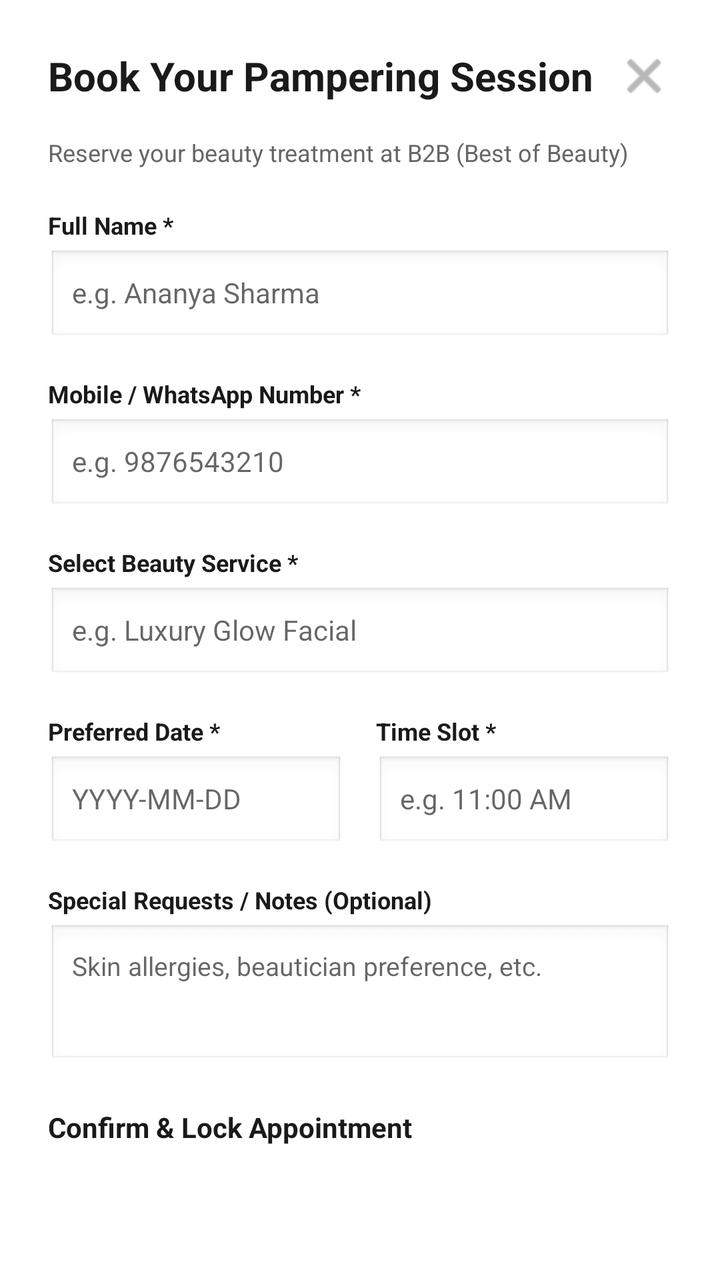
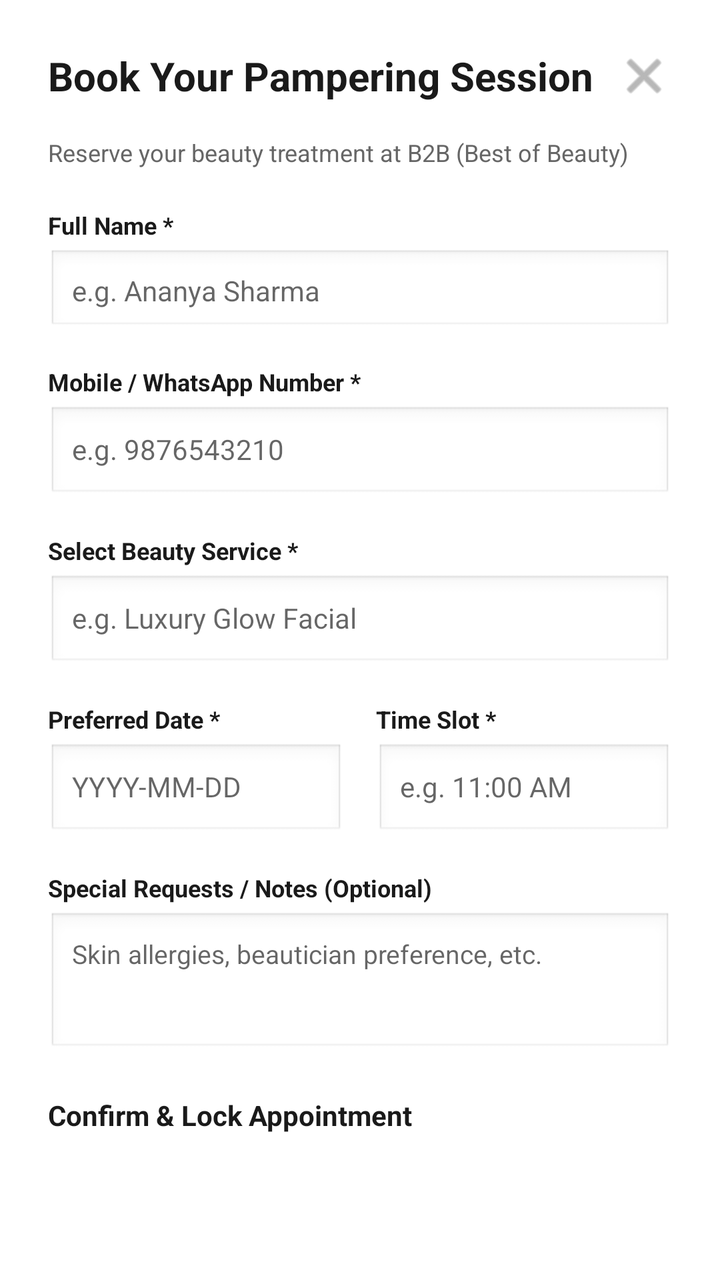

Screens rendered from an Android XML layout before and after an edit, with the pre-edit source and the edit as a unified diff.
<!-- AndroidManifest.xml: application theme Theme.MyApplication -->
<!-- res/layout/dialog_book_appointment.xml -->
<?xml version="1.0" encoding="utf-8"?>
<ScrollView xmlns:android="http://schemas.android.com/apk/res/android"
    xmlns:app="http://schemas.android.com/apk/res-auto"
    android:layout_width="match_parent"
    android:layout_height="wrap_content"
    android:fillViewport="true"
    android:background="#FFFFFF">

    <LinearLayout
        android:layout_width="match_parent"
        android:layout_height="wrap_content"
        android:orientation="vertical"
        android:padding="24dp"
        android:background="#FFFFFF">

        
        <RelativeLayout
            android:layout_width="match_parent"
            android:layout_height="wrap_content"
            android:layout_marginBottom="16dp">

            <TextView
                android:id="@+id/tvDialogTitle"
                android:layout_width="wrap_content"
                android:layout_height="wrap_content"
                android:layout_alignParentStart="true"
                android:layout_centerVertical="true"
                android:text="Book Your Pampering Session"
                android:textColor="#1A1A1A"
                android:textSize="20sp"
                android:textStyle="bold" />

            <ImageView
                android:id="@+id/btnCloseDialog"
                android:layout_width="28dp"
                android:layout_height="28dp"
                android:layout_alignParentEnd="true"
                android:layout_centerVertical="true"
                android:background="?android:attr/selectableItemBackgroundBorderless"
                android:contentDescription="Close"
                android:src="@android:drawable/ic_menu_close_clear_cancel"
                app:tint="#888888" />
        </RelativeLayout>

        
        <TextView
            android:layout_width="match_parent"
            android:layout_height="wrap_content"
            android:layout_marginBottom="20dp"
            android:text="Reserve your beauty treatment at B2B (Best of Beauty)"
            android:textColor="#666666"
            android:textSize="12sp" />

        
        <TextView
            android:layout_width="match_parent"
            android:layout_height="wrap_content"
            android:text="Full Name *"
            android:textColor="#1A1A1A"
            android:textSize="12sp"
            android:textStyle="bold" />

        <EditText
            android:id="@+id/etCustomerName"
            android:layout_width="match_parent"
            android:layout_height="48dp"
            android:layout_marginTop="4dp"
            android:layout_marginBottom="16dp"
            android:background="@android:drawable/edit_text"
            android:hint="e.g. Ananya Sharma"
            android:inputType="textPersonName"
            android:padding="12dp"
            android:textSize="14sp" />

        
        <TextView
            android:layout_width="match_parent"
            android:layout_height="wrap_content"
            android:text="Mobile / WhatsApp Number *"
            android:textColor="#1A1A1A"
            android:textSize="12sp"
            android:textStyle="bold" />

        <EditText
            android:id="@+id/etCustomerPhone"
            android:layout_width="match_parent"
            android:layout_height="48dp"
            android:layout_marginTop="4dp"
            android:layout_marginBottom="16dp"
            android:background="@android:drawable/edit_text"
            android:hint="e.g. 9876543210"
            android:inputType="phone"
            android:padding="12dp"
            android:textSize="14sp" />

        
        <TextView
            android:layout_width="match_parent"
            android:layout_height="wrap_content"
            android:text="Select Beauty Service *"
            android:textColor="#1A1A1A"
            android:textSize="12sp"
            android:textStyle="bold" />

        <EditText
            android:id="@+id/etServiceName"
            android:layout_width="match_parent"
            android:layout_height="48dp"
            android:layout_marginTop="4dp"
            android:layout_marginBottom="16dp"
            android:background="@android:drawable/edit_text"
            android:hint="e.g. Luxury Glow Facial"
            android:inputType="text"
            android:padding="12dp"
            android:textSize="14sp" />

        
        <LinearLayout
            android:layout_width="match_parent"
            android:layout_height="wrap_content"
            android:layout_marginBottom="16dp"
            android:orientation="horizontal"
            android:baselineAligned="false">

            
            <LinearLayout
                android:layout_width="0dp"
                android:layout_height="wrap_content"
                android:layout_weight="1"
                android:layout_marginEnd="8dp"
                android:orientation="vertical">

                <TextView
                    android:layout_width="match_parent"
                    android:layout_height="wrap_content"
                    android:text="Preferred Date *"
                    android:textColor="#1A1A1A"
                    android:textSize="12sp"
                    android:textStyle="bold" />

                <EditText
                    android:id="@+id/etBookingDate"
                    android:layout_width="match_parent"
                    android:layout_height="48dp"
                    android:layout_marginTop="4dp"
                    android:background="@android:drawable/edit_text"
                    android:focusable="false"
                    android:hint="YYYY-MM-DD"
                    android:inputType="date"
                    android:padding="12dp"
                    android:textSize="14sp" />
            </LinearLayout>

            
            <LinearLayout
                android:layout_width="0dp"
                android:layout_height="wrap_content"
                android:layout_weight="1"
                android:layout_marginStart="8dp"
                android:orientation="vertical">

                <TextView
                    android:layout_width="match_parent"
                    android:layout_height="wrap_content"
                    android:text="Time Slot *"
                    android:textColor="#1A1A1A"
                    android:textSize="12sp"
                    android:textStyle="bold" />

                <EditText
                    android:id="@+id/etBookingTime"
                    android:layout_width="match_parent"
                    android:layout_height="48dp"
                    android:layout_marginTop="4dp"
                    android:background="@android:drawable/edit_text"
                    android:hint="e.g. 11:00 AM"
                    android:inputType="text"
                    android:padding="12dp"
                    android:textSize="14sp" />
            </LinearLayout>

        </LinearLayout>

        
        <TextView
            android:layout_width="match_parent"
            android:layout_height="wrap_content"
            android:text="Special Requests / Notes (Optional)"
            android:textColor="#1A1A1A"
            android:textSize="12sp"
            android:textStyle="bold" />

        <EditText
            android:id="@+id/etBookingNotes"
            android:layout_width="match_parent"
            android:layout_height="72dp"
            android:layout_marginTop="4dp"
            android:layout_marginBottom="20dp"
            android:background="@android:drawable/edit_text"
            android:gravity="top|start"
            android:hint="Skin allergies, beautician preference, etc."
            android:inputType="textMultiLine"
            android:padding="12dp"
            android:textSize="13sp" />

        
        <ProgressBar
            android:id="@+id/progressBar"
            android:layout_width="wrap_content"
            android:layout_height="wrap_content"
            android:layout_gravity="center"
            android:layout_marginBottom="12dp"
            android:visibility="gone" />

        
        <Button
            android:id="@+id/btnConfirmBooking"
            android:layout_width="match_parent"
            android:layout_height="52dp"
            android:backgroundTint="#D4AF37"
            android:text="Confirm &amp; Lock Appointment"
            android:textColor="#1A1A1A"
            android:textSize="14sp"
            android:textStyle="bold" />

    </LinearLayout>
</ScrollView>
<!-- resources referenced by this layout -->
<resources>
  <style name="Theme.MyApplication" parent="android:Theme.Material.Light.NoActionBar" />
</resources>

<!-- the commit's change to res/layout/dialog_book_appointment.xml (unified diff, before → after) -->
@@ -63,7 +63,7 @@
         <EditText
             android:id="@+id/etCustomerName"
             android:layout_width="match_parent"
-            android:layout_height="48dp"
+            android:layout_height="42dp"
             android:layout_marginTop="4dp"
             android:layout_marginBottom="16dp"
             android:background="@android:drawable/edit_text"
